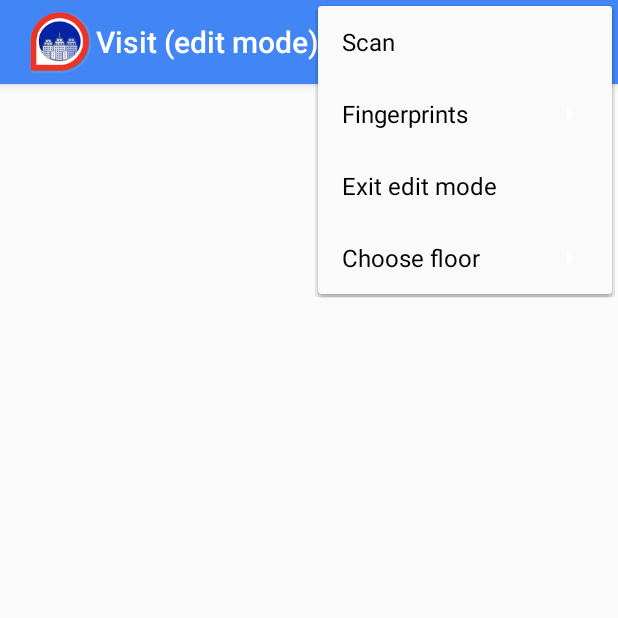
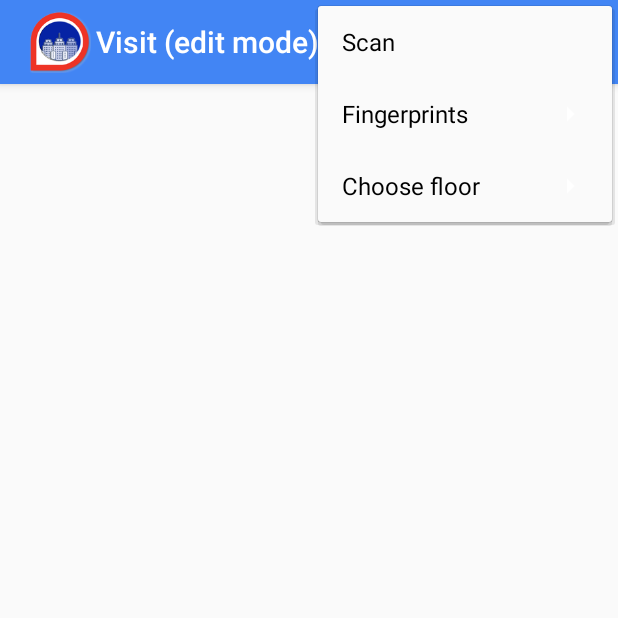
Before and after one commit to orangr1989/visit-team, an Android app: the MapEditActivity screen opened directly, with no data from a screen before it, with the options menu open, on a phone screen of 412 x 824 dp, the top half of it. Run offline under Robolectric (Android 15) with nearby library versions, the phone set to English and light mode, and no system bars; libraries missing offline, so code that uses them is left out: android.support.v7, com.bartoszlipinski.viewpropertyobjectanimator; 5 statements that could not run were skipped.

Commit message:
stable version merged with or and liran

```diff
--- a/Visit Navigation/app/src/main/java/com/inte/indoorpositiontracker/MapEditActivity.java
+++ b/Visit Navigation/app/src/main/java/com/inte/indoorpositiontracker/MapEditActivity.java
@@ -152,7 +152,7 @@ public class MapEditActivity extends MapActivity {
         sub.add(Menu.NONE, MENU_ITEM_SHOW_FINGERPRINTS, Menu.NONE, (mShowFingerprints ? "Hide fingerprints" : "Show fingerprints"));
         sub.add(Menu.NONE, MENU_ITEM_DELETE_FINGERPRINTS, Menu.NONE, "Delete all fingerprints");
 
-        menu.add(Menu.NONE, MENU_ITEM_EXIT, Menu.NONE, "Exit edit mode");
+        //menu.add(Menu.NONE, MENU_ITEM_EXIT, Menu.NONE, "Exit edit mode");
         super.onCreateOptionsMenu(menu); // items for changing map
         return true;
     }
--- a/Visit Navigation/app/src/main/java/com/inte/indoorpositiontracker/MapView.java
+++ b/Visit Navigation/app/src/main/java/com/inte/indoorpositiontracker/MapView.java
@@ -61,7 +61,8 @@ public class MapView extends ImageView {
 
 		if (mWifiPath.size() > 0) {
 			for (int i = 0; i < mWifiPath.size(); i += 15) {
-				mWifiPath.get(i).drawWithTransformations(canvas, values);
+				if ((i % 15 == 0) || (mWifiPath.get(i).info != ""))
+					mWifiPath.get(i).drawWithTransformations(canvas, values);
 			}
 
 			mWifiPath.get(mWifiPath.size() - 1).drawWithTransformations(canvas, values); //draw dest point
--- a/Visit Navigation/app/src/main/res/layout/activity_main.xml
+++ b/Visit Navigation/app/src/main/res/layout/activity_main.xml
@@ -51,5 +51,36 @@
 		android:layout_marginEnd="55dp"
 		android:layout_marginBottom="20dp" />
 
+		<android.support.design.widget.FloatingActionButton
+			android:id="@+id/upButton"
+			android:layout_width="wrap_content"
+			android:layout_height="wrap_content"
+			android:layout_gravity="bottom|right"
+			android:layout_marginRight="140dp"
+			android:visibility="gone"
+			app:borderWidth="0dp"
+			app:pressedTranslationZ="12dp"
+			android:elevation="8dp"
+			app:fabSize="normal"
+			android:layout_alignParentBottom="true"
+			android:layout_alignParentEnd="true"
+			android:layout_marginEnd="55dp"
+			android:layout_marginBottom="20dp" />
+
+		<android.support.design.widget.FloatingActionButton
+			android:id="@+id/downButton"
+			android:layout_width="wrap_content"
+			android:layout_height="wrap_content"
+			android:layout_gravity="bottom|right"
+			android:layout_marginRight="210dp"
+			android:visibility="gone"
+			app:borderWidth="0dp"
+			app:pressedTranslationZ="12dp"
+			app:fabSize="normal"
+			android:layout_alignParentBottom="true"
+			android:layout_alignParentEnd="true"
+			android:layout_marginEnd="55dp"
+			android:layout_marginBottom="20dp" />
+
 	</RelativeLayout>
 </android.support.v4.widget.DrawerLayout>
```
Also changed, not shown: Visit Navigation/app/src/main/java/com/inte/indoorpositiontracker/MapNavigationActivity.java (+81 -29 lines), Visit Navigation/app/src/main/java/com/inte/indoorpositiontracker/WifiPointView.java (+24 -21 lines), 3 other files.
